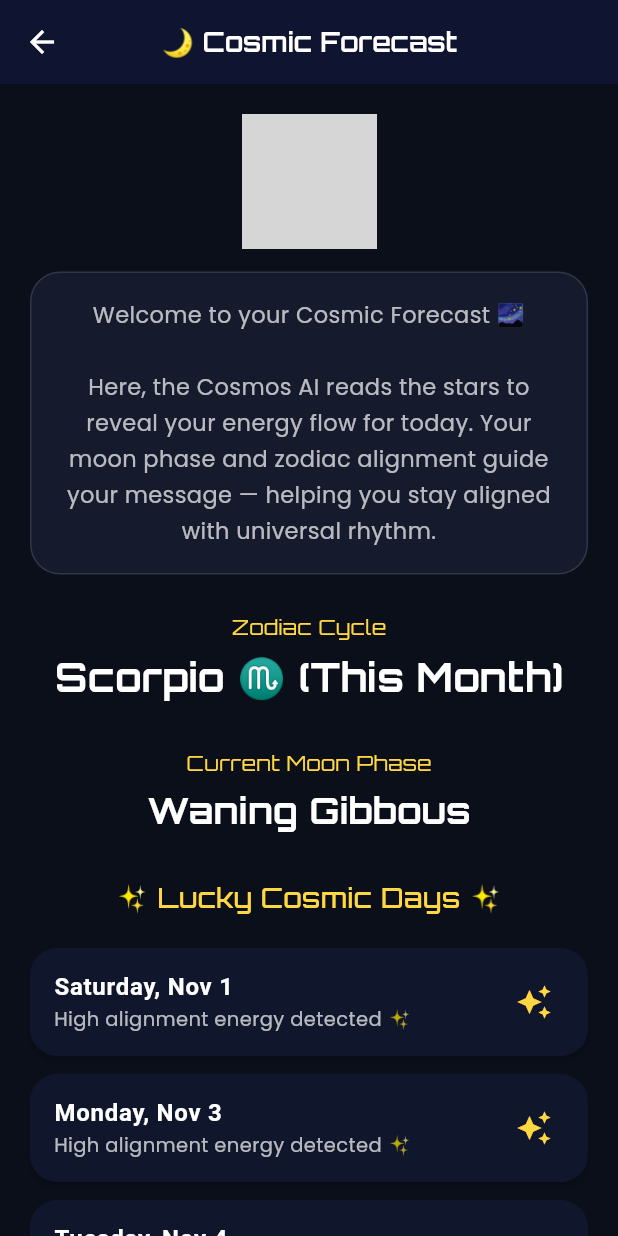
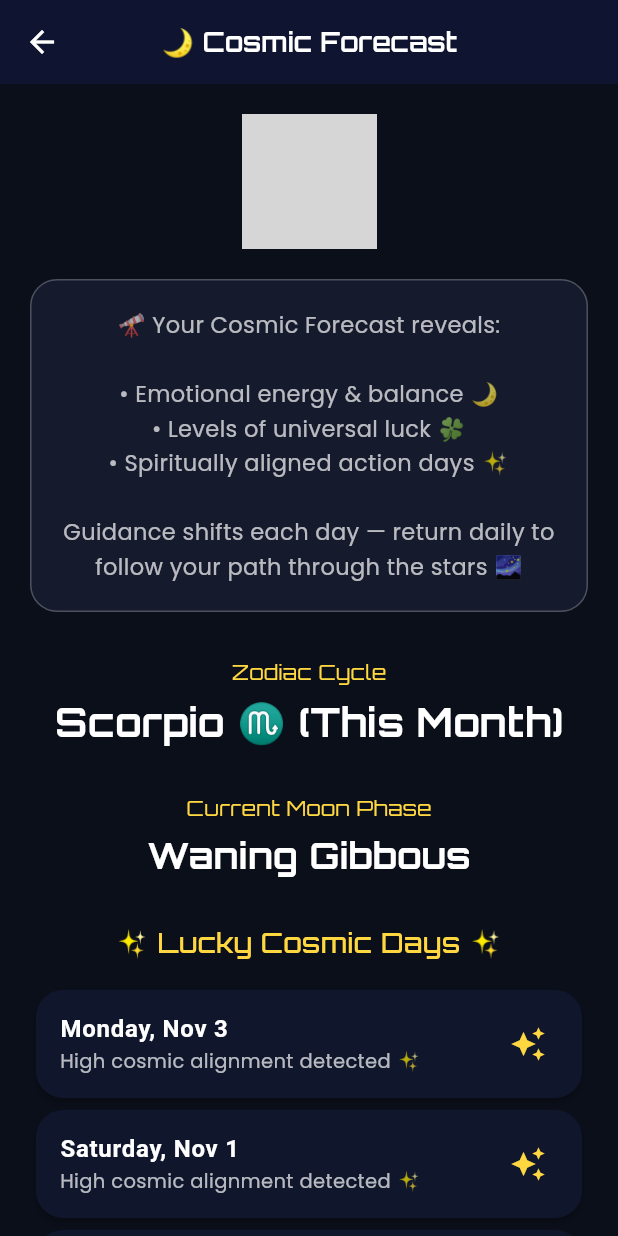
Before and after one commit to Chrisdx51/astrolotto, a Flutter app: the ForecastScreen screen opened by its route, on a phone screen of 412 x 824 dp. Run offline on Flutter 3.47's test engine with Material 3 defaults, Android fonts, the phone set to English and light mode, and no system bars; our stand-ins replace audioplayers, confetti, country_picker, firebase_core, firebase_messaging, flutter_animate and 12 more; accounts and stored records are empty; network calls fail; grey boxes are pictures that could not be loaded.

Commit message:
iOS sync: version 1.1.3+11

```diff
--- a/lib/cosmic_dice_screen.dart
+++ b/lib/cosmic_dice_screen.dart
@@ -214,7 +214,7 @@ class _CosmicDiceScreenState extends State<CosmicDiceScreen> with TickerProvider
   Future<void> _rollDice() async {
     if (_rolling) return;
     _maybeResetWindow();
-    if (_rollsThisHour >= 8) {
+    if (_rollsThisHour >= 3) {
       _snack("You’ve reached 3 rolls. Try again in an hour ✨");
       return;
     }
@@ -607,8 +607,12 @@ class _ExplanationBox extends StatelessWidget {
         border: Border.all(color: Colors.white30),
       ),
       child: Text(
-        "The Cosmic Dice journey into the cosmos to channel a daily reading tailored for you. "
-            "${isVip ? 'As a VIP, you receive an in-depth, premium affirmation.' : 'Unlock deeper, richer affirmations with a VIP subscription.'}",
+        "The Cosmic Dice connect your intention with universal flow.\n\n"
+            "Each roll channels your current energy into a single number — a reflection of where opportunity forms for you right now.\n\n"
+            "${isVip
+            ? 'As a VIP, your affirmation unlocks deeper meaning and specific daily direction.'
+            : 'Upgrade to VIP for longer, more powerful affirmations tuned to your path.'}"
+        ,
         textAlign: TextAlign.center,
         style: GoogleFonts.merriweather(
           color: Colors.white,
--- a/lib/generator_screen.dart
+++ b/lib/generator_screen.dart
@@ -1177,10 +1177,7 @@ class _GeneratorScreenState extends State<GeneratorScreen>
                     const _VipFeature(
                         icon: Icons.self_improvement,
                         text: "Ad-Free Experience — peaceful focus during every reading."),
-                    const _VipFeature(
-                        icon: Icons.nightlight_round,
-                        text: "Dream → Numbers, Manifestation Journal & Meditation Rooms."),
-                    const _VipFeature(
+                     const _VipFeature(
                         icon: Icons.wb_sunny,
                         text: "Daily Cosmic Forecast & Lucky Crystal insights."),
                     const _VipFeature(
--- a/lib/screens/forecast_screen.dart
+++ b/lib/screens/forecast_screen.dart
@@ -48,7 +48,8 @@ class _ForecastScreenState extends State<ForecastScreen>
     int index = 0;
     _messageTimer = Timer.periodic(const Duration(seconds: 5), (timer) {
       setState(() {
-        _statusText = _spiritualMessages[index % _spiritualMessages.length];
+        _statusText =
+        _spiritualMessages[index % _spiritualMessages.length];
         index++;
       });
     });
@@ -81,35 +82,27 @@ class _ForecastScreenState extends State<ForecastScreen>
     final day = _birthDate?.day ?? now.day;
     _zodiacSign = _getZodiac(month, day);
 
-    // 🌠 Step 3: Generate 3 random lucky days within the next 7 days
     final random = Random();
-    final Set<int> chosenOffsets = {}; // ensures no duplicate days
+    final Set<int> chosenOffsets = {};
     while (chosenOffsets.length < 3) {
-      chosenOffsets.add(random.nextInt(7) + 1); // random day 1–7 ahead
+      chosenOffsets.add(random.nextInt(7) + 1);
     }
 
     _luckyDays = chosenOffsets.map((offset) {
       final date = now.add(Duration(days: offset));
       return DateFormat('EEEE, MMM d').format(date);
     }).toList()
-      ..sort((a, b) => DateFormat('EEEE, MMM d').parse(a)
-          .compareTo(DateFormat('EEEE, MMM d').parse(b)));
-
+      ..sort();
 
     final uri = Uri.parse('https://auranaguidance.co.uk/api/forecast');
     final promptText =
         "Create a detailed but calming daily cosmic forecast for zodiac $_zodiacSign under the $_moonPhase moon. "
         "Focus on emotional balance, luck, and spiritual alignment in 2 short paragraphs. End with a guiding affirmation.";
 
-    print('🔭 [CosmosAI] Sending request to: $uri');
-    print('🧠 [CosmosAI] Prompt: $promptText');
-
     try {
       final request = http.Request('POST', uri)
         ..headers['Content-Type'] = 'application/json'
         ..body = jsonEncode({"prompt": promptText});
-
-      print('🔭 [CosmosAI] STREAMING → $uri');
 
       final streamedResponse = await request.send();
       if (streamedResponse.statusCode != 200) {
@@ -123,17 +116,11 @@ class _ForecastScreenState extends State<ForecastScreen>
         final text = utf8.decode(buffer, allowMalformed: true);
 
         if (!mounted) return;
-        setState(() {
-          _aiResult = text.trim();
-        });
-
+        setState(() => _aiResult = text.trim());
       }, onDone: () {
         if (!mounted) return;
         setState(() => _loading = false);
-        print('✅ [CosmosAI] Streaming response finished.');
-      }, onError: (e) {
-        _fallbackForecast();
-      });
+      }, onError: (_) => _fallbackForecast());
     } catch (_) {
       _fallbackForecast();
     }
@@ -147,7 +134,6 @@ class _ForecastScreenState extends State<ForecastScreen>
       _loading = false;
     });
   }
-
 
   String _getZodiac(int month, int day) {
     if ((month == 3 && day >= 21) || (month == 4 && day <= 19)) return 'Aries ♈';
@@ -209,13 +195,6 @@ class _ForecastScreenState extends State<ForecastScreen>
                     Colors.tealAccent,
                   ],
                 ),
-                boxShadow: [
-                  BoxShadow(
-                    color: Colors.tealAccent.withOpacity(0.4),
-                    blurRadius: 25,
-                    spreadRadius: 3,
-                  )
-                ],
               ),
             ),
           ),
@@ -245,40 +224,43 @@ class _ForecastScreenState extends State<ForecastScreen>
           child: Image.asset(
             'assets/images/logolot.png',
             height: 90,
-            fit: BoxFit.contain,
           ),
         ),
-        const SizedBox(height: 15),
+        const SizedBox(height: 20),
+
+        // ✅ New Explanation Box
         Container(
-          padding: const EdgeInsets.all(16),
+          padding: const EdgeInsets.all(18),
           decoration: BoxDecoration(
             color: const Color(0xFF151A2D),
-            borderRadius: BorderRadius.circular(20),
-            border: Border.all(color: Colors.white12),
+            borderRadius: BorderRadius.circular(18),
+            border: Border.all(color: Colors.white24, width: 1),
           ),
           child: Text(
-            "Welcome to your Cosmic Forecast 🌌\n\n"
-                "Here, the Cosmos AI reads the stars to reveal your energy flow for today. "
-                "Your moon phase and zodiac alignment guide your message — helping you stay aligned with universal rhythm.",
+            "🔭 Your Cosmic Forecast reveals:\n\n"
+                "• Emotional energy & balance 🌙\n"
+                "• Levels of universal luck 🍀\n"
+                "• Spiritually aligned action days ✨\n\n"
+                "Guidance shifts each day — return daily "
+                "to follow your path through the stars 🌌",
             textAlign: TextAlign.center,
             style: GoogleFonts.poppins(
+              fontSize: 15,
+              height: 1.55,
               color: Colors.white70,
-              fontSize: 15,
-              height: 1.6,
             ),
           ),
         ),
-        const SizedBox(height: 25),
+
+        const SizedBox(height: 30),
+
+        // ✅ Zodiac
         Center(
           child: Column(
             children: [
-              Text(
-                "Zodiac Cycle",
-                style: GoogleFonts.orbitron(
-                  color: Colors.amberAccent,
-                  fontSize: 14,
-                ),
-              ),
+              Text("Zodiac Cycle",
+                  style: GoogleFonts.orbitron(
+                      fontSize: 14, color: Colors.amberAccent)),
               const SizedBox(height: 6),
               Text(
                 _birthDate != null ? _zodiacSign : "$currentZodiac (This Month)",
@@ -291,17 +273,16 @@ class _ForecastScreenState extends State<ForecastScreen>
             ],
           ),
         ),
+
         const SizedBox(height: 30),
+
+        // ✅ Moon Phase
         Center(
           child: Column(
             children: [
-              Text(
-                "Current Moon Phase",
-                style: GoogleFonts.orbitron(
-                  color: Colors.amberAccent,
-                  fontSize: 14,
-                ),
-              ),
+              Text("Current Moon Phase",
+                  style: GoogleFonts.orbitron(
+                      color: Colors.amberAccent, fontSize: 14)),
               const SizedBox(height: 6),
               Text(
                 _moonPhase,
@@ -314,7 +295,9 @@ class _ForecastScreenState extends State<ForecastScreen>
             ],
           ),
         ),
+
         const SizedBox(height: 30),
+
         Text(
           "✨ Lucky Cosmic Days ✨",
           textAlign: TextAlign.center,
@@ -328,31 +311,28 @@ class _ForecastScreenState extends State<ForecastScreen>
         ..._luckyDays.map(
               (day) => Card(
             color: const Color(0xFF10162C),
-            margin: const EdgeInsets.symmetric(vertical: 6),
             child: ListTile(
-              title: Text(
-                day,
-                style: const TextStyle(
-                  color: Colors.white,
-                  fontSize: 16,
-                  fontWeight: FontWeight.bold,
-                ),
-              ),
+              title: Text(day,
+                  style: const TextStyle(
+                      color: Colors.white,
+                      fontWeight: FontWeight.bold)),
               subtitle: const Text(
-                "High alignment energy detected ✨",
+                "High cosmic alignment detected ✨",
                 style: TextStyle(color: Colors.white70),
               ),
-              trailing: const Icon(Icons.auto_awesome, color: Colors.amberAccent),
+              trailing: const Icon(Icons.auto_awesome,
+                  color: Colors.amberAccent),
             ),
           ),
         ),
+
         const SizedBox(height: 30),
+
         Container(
           padding: const EdgeInsets.all(18),
           decoration: BoxDecoration(
             color: const Color(0xFF151A2D),
             borderRadius: BorderRadius.circular(20),
-            border: Border.all(color: Colors.white12),
           ),
           child: Text(
             _aiResult,
--- a/pubspec.yaml
+++ b/pubspec.yaml
@@ -2,7 +2,7 @@ name: astrolotto
 description: "Astro Lotto Luck App"
 publish_to: "none"
 
-version: 1.1.2+9
+version: 1.1.3+11
 
 environment:
   sdk: ">=3.0.0 <4.0.0"
@@ -65,7 +65,6 @@ flutter:
 
   assets:
     - .env
-    - env.txt
     - assets/images/astro_lotto_luck_logo.png
     - assets/images/logolot.png
     - assets/sounds/meditation_loop.mp3
```
Also changed, not shown: lib/screens/premium_realm_screen.dart (+46 -0 lines).
